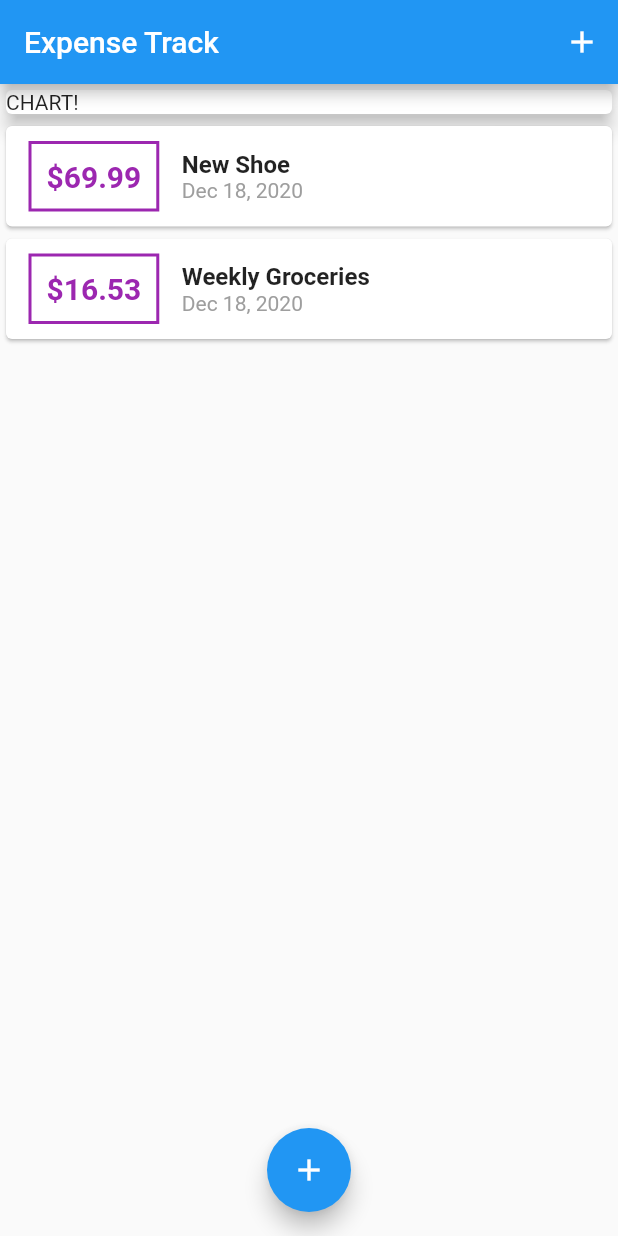
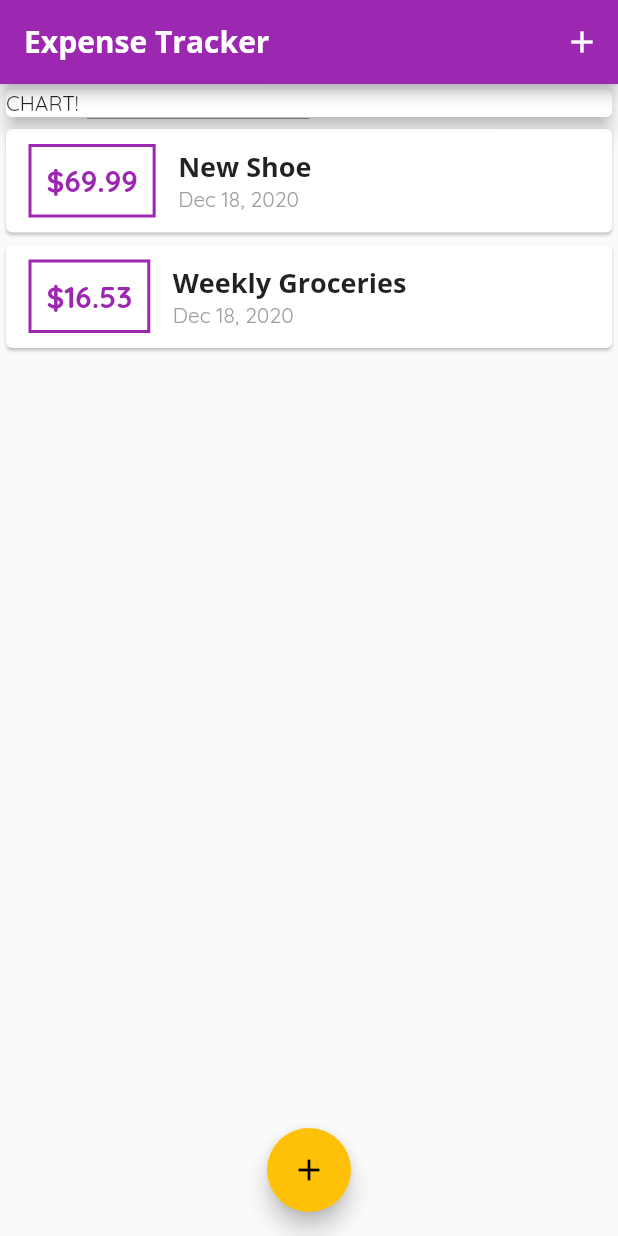
Before and after one commit to longdx304/expense_tracker, a Flutter app: the screen it shows after launch, on a phone screen of 412 x 824 dp. Run offline on Flutter 3.47's test engine with Material 2 defaults, Android fonts, the phone set to English and light mode, and no system bars.

Commit message:
add styling and font

```diff
--- a/lib/main.dart
+++ b/lib/main.dart
@@ -12,6 +12,27 @@ class MyApp extends StatelessWidget {
   @override
   Widget build(BuildContext context) {
     return MaterialApp(
+      theme: ThemeData(
+        primarySwatch: Colors.purple,
+        accentColor: Colors.amber,
+        fontFamily: 'Quicksand',
+        textTheme: TextTheme(
+          headline6: TextStyle(
+            fontFamily: 'OpenSans',
+            fontSize: 18,
+            fontWeight: FontWeight.bold,
+          ),
+        ),
+        appBarTheme: AppBarTheme(
+          textTheme: TextTheme(
+            headline6: TextStyle(
+              fontFamily: 'OpenSans',
+              fontSize: 20,
+              fontWeight: FontWeight.bold,
+            ),
+          ),
+        ),
+      ),
       title: 'Expense Tracker',
       home: MyHomePage(),
     );
@@ -71,7 +92,7 @@ class _MyHomePageState extends State<MyHomePage> {
             onPressed: () => _startAddNewTransaction(context),
           ),
         ],
-        title: Text('Expense Track'),
+        title: Text('Expense Tracker'),
       ),
       body: SingleChildScrollView(
         child: Column(
--- a/lib/widgets/transaction_list.dart
+++ b/lib/widgets/transaction_list.dart
@@ -26,14 +26,14 @@ class TransactionList extends StatelessWidget {
                   ),
                   decoration: BoxDecoration(
                     border: Border.all(
-                      color: Colors.purple,
+                      color: Theme.of(context).primaryColor,
                       width: 2,
                     ),
                   ),
                   child: Text(
                     '\$${transactions[index].amount.toStringAsFixed(2)}',
                     style: TextStyle(
-                      color: Colors.purple,
+                      color: Theme.of(context).primaryColor,
                       fontWeight: FontWeight.bold,
                       fontSize: 20,
                     ),
@@ -44,10 +44,7 @@ class TransactionList extends StatelessWidget {
                   children: [
                     Text(
                       transactions[index].title,
-                      style: TextStyle(
-                        fontWeight: FontWeight.bold,
-                        fontSize: 16,
-                      ),
+                      style: Theme.of(context).textTheme.headline6,
                     ),
                     Text(
                       DateFormat.yMMMd().format(transactions[index].date),
```
Also changed, not shown: pubspec.yaml (+11 -11 lines), assets/fonts/OpenSans-Bold.ttf (added), assets/fonts/OpenSans-Regular.ttf (added), assets/fonts/Quicksand-Bold.ttf (added), assets/fonts/Quicksand-Light.ttf (added), assets/fonts/Quicksand-Medium.ttf (added), assets/fonts/Quicksand-Regular.ttf (added).
